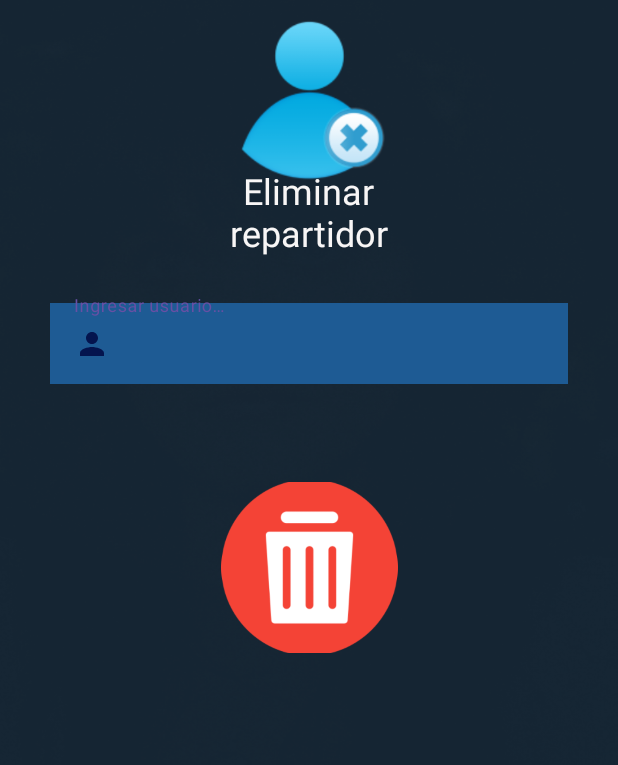
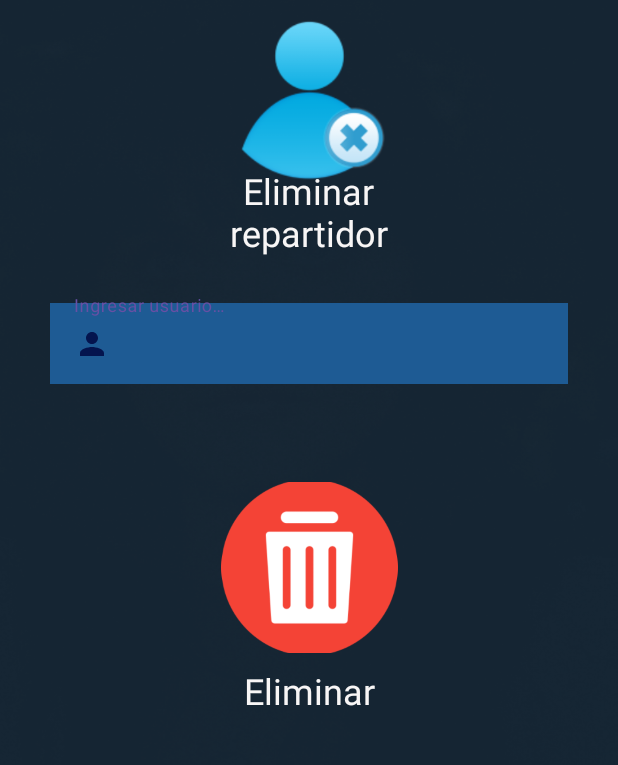
Before and after one commit to Concepline/SecureDeliveries, an Android app: the EliminarRepartidor screen opened directly, with no data from a screen before it, on a phone screen of 412 x 824 dp, the part 261-1026 px from its top. Run offline under Robolectric (Android 15) with nearby library versions, the light colour scheme and no system bars.

Commit message:
Se agrego el texto eliminar.

```diff
--- a/app/src/main/res/layout/activity_eliminar_repartidor.xml
+++ b/app/src/main/res/layout/activity_eliminar_repartidor.xml
@@ -6,6 +6,20 @@
     android:layout_height="match_parent"
     android:background="@drawable/fondo"
     tools:context=".EliminarRepartidor">
+
+    <TextView
+        android:id="@+id/textView24"
+        android:layout_width="189dp"
+        android:layout_height="62dp"
+        android:text="@string/eliminar"
+        android:textAlignment="center"
+        android:textColor="#F8F6F6"
+        android:textSize="24sp"
+        app:layout_constraintBottom_toBottomOf="parent"
+        app:layout_constraintLeft_toLeftOf="parent"
+        app:layout_constraintRight_toRightOf="parent"
+        app:layout_constraintTop_toTopOf="parent"
+        app:layout_constraintVertical_bias="0.811" />
 
     <ImageView
         android:id="@+id/btn_eliminar_usuario"
--- a/app/src/main/res/values/strings.xml
+++ b/app/src/main/res/values/strings.xml
@@ -32,5 +32,6 @@
 
 
     <string name="guardar_repartidor">Guardar</string>
+    <string name="eliminar">Eliminar</string>
 
 </resources>
```
